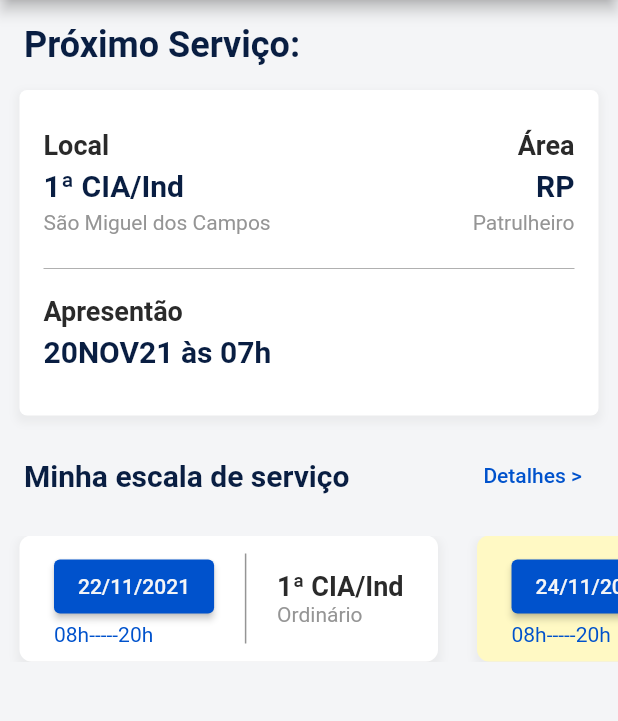
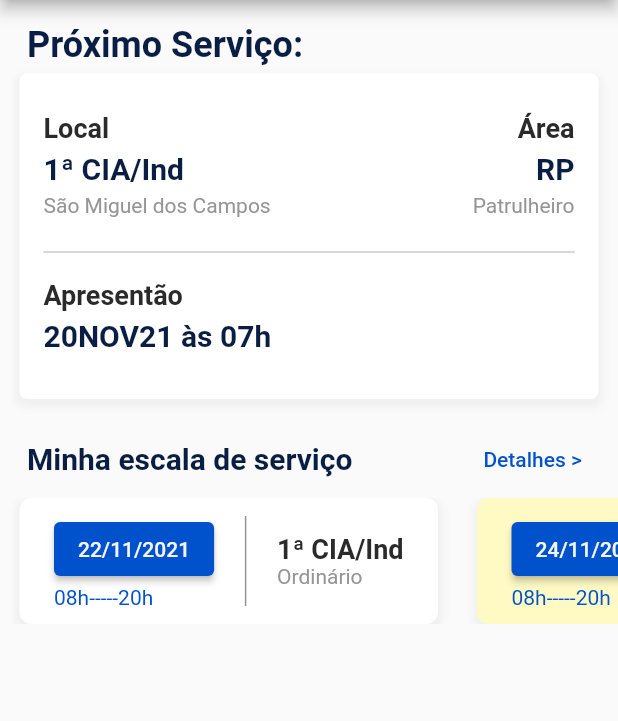
Before and after one commit to VictorCardoso22/PM6_flutter, a Flutter app: the screen it shows after launch, on a phone screen of 412 x 824 dp, the part 84-805 px from its top. Run offline on Flutter 3.47's test engine with Material 2 defaults, Android fonts, the phone set to English and light mode, and no system bars.

Commit message:
add responsividade

```diff
--- /dev/null
+++ b/aula_um/lib/home_screen_m.dart
@@ -0,0 +1,380 @@
+// ignore_for_file: prefer_const_constructors, prefer_const_literals_to_create_immutables, avoid_unnecessary_containers, sized_box_for_whitespace
+
+import 'package:aula_um/constants.dart';
+import 'package:flutter/material.dart';
+
+class HomeSreenM extends StatefulWidget {
+  const HomeSreenM({Key? key}) : super(key: key);
+
+  @override
+  _HomeSreenMState createState() => _HomeSreenMState();
+}
+
+class _HomeSreenMState extends State<HomeSreenM> {
+  @override
+  Widget build(BuildContext context) {
+    return Column(
+      crossAxisAlignment: CrossAxisAlignment.stretch,
+      mainAxisAlignment: MainAxisAlignment.start,
+      children: [
+        // TITULO
+        Container(
+          child: Text("Próximo Serviço:", style: kHeadingTextStyle1),
+          padding: EdgeInsets.only(
+            top: 16,
+            bottom: 5,
+            left: 18,
+            right: 16,
+          ),
+        ),
+
+        // BOX COM AS INFORMAÇÕES
+        Container(
+          decoration: BoxDecoration(
+            borderRadius: BorderRadius.all(
+              Radius.circular(5),
+            ),
+            color: Colors.white,
+            boxShadow: [
+              BoxShadow(
+                color: kShadowColor,
+                spreadRadius: 2,
+                blurRadius: 4,
+                offset: Offset(0, 3),
+              ),
+            ],
+          ),
+          padding: EdgeInsets.all(16),
+          margin: EdgeInsets.only(
+            left: 13,
+            right: 13,
+          ),
+          child: Column(
+            children: [
+              Row(
+                mainAxisAlignment: MainAxisAlignment.spaceBetween,
+                crossAxisAlignment: CrossAxisAlignment.start,
+                children: [
+                  Container(
+                    padding: const EdgeInsets.only(
+                      bottom: 10,
+                      top: 10,
+                    ),
+                    child: Column(
+                      mainAxisAlignment: MainAxisAlignment.start,
+                      crossAxisAlignment: CrossAxisAlignment.start,
+                      children: [
+                        Padding(
+                          padding: const EdgeInsets.only(
+                            bottom: 5,
+                          ),
+                          child: Text(
+                            "Local",
+                            style: kTitleTextStyle,
+                          ),
+                        ),
+                        Padding(
+                          padding: const EdgeInsets.only(
+                            bottom: 5,
+                          ),
+                          child: Text("1ª CIA/Ind",
+                              textAlign: TextAlign.left,
+                              style: kHeadingTextStyle2),
+                        ),
+                        Padding(
+                          padding: const EdgeInsets.only(
+                            bottom: 5,
+                          ),
+                          child: Text(
+                            "São Miguel dos Campos",
+                            textAlign: TextAlign.right,
+                            style: kSubTextStyle,
+                          ),
+                        ),
+                      ],
+                    ),
+                  ),
+                  Container(
+                    padding: const EdgeInsets.only(
+                      bottom: 10,
+                      top: 10,
+                    ),
+                    child: Column(
+                      mainAxisAlignment: MainAxisAlignment.start,
+                      crossAxisAlignment: CrossAxisAlignment.end,
+                      children: [
+                        Padding(
+                          padding: const EdgeInsets.only(
+                            bottom: 5,
+                          ),
+                          child: Text(
+                            "Área",
+                            style: kTitleTextStyle,
+                          ),
+                        ),
+                        Padding(
+                          padding: const EdgeInsets.only(
+                            bottom: 5,
+                          ),
+                          child: Text(
+                            "RP",
+                            textAlign: TextAlign.left,
+                            style: kHeadingTextStyle2,
+                          ),
+                        ),
+                        Padding(
+                          padding: const EdgeInsets.only(
+                            bottom: 5,
+                          ),
+                          child: Text(
+                            "Patrulheiro",
+                            textAlign: TextAlign.right,
+                            style: kSubTextStyle,
+                          ),
+                        ),
+                      ],
+                    ),
+                  ),
+                ],
+              ),
+              Divider(
+                thickness: 0.5,
+                color: kTextLightColor,
+              ),
+              Row(
+                mainAxisAlignment: MainAxisAlignment.spaceBetween,
+                crossAxisAlignment: CrossAxisAlignment.start,
+                children: [
+                  Container(
+                    padding: const EdgeInsets.only(
+                      bottom: 10,
+                      top: 10,
+                    ),
+                    child: Column(
+                      mainAxisAlignment: MainAxisAlignment.start,
+                      crossAxisAlignment: CrossAxisAlignment.start,
+                      children: [
+                        Padding(
+                          padding: const EdgeInsets.only(
+                            bottom: 5,
+                          ),
+                          child: Text(
+                            "Apresentão",
+                            style: kTitleTextStyle,
+                          ),
+                        ),
+                        Padding(
+                          padding: const EdgeInsets.only(
+                            bottom: 5,
+                          ),
+                          child: Text(
+                            "20NOV21 às 07h",
+                            textAlign: TextAlign.left,
+                            style: kHeadingTextStyle2,
+                          ),
+                        ),
+                      ],
+                    ),
+                  ),
+                ],
+              ),
+            ],
+          ),
+        ),
+
+        Container(
+          child: Row(
+            mainAxisAlignment: MainAxisAlignment.spaceBetween,
+            crossAxisAlignment: CrossAxisAlignment.center,
+            children: [
+              Text(
+                "Minha escala de serviço",
+                style: kHeadingTextStyle2,
+              ),
+              TextButton(
+                style: TextButton.styleFrom(
+                  primary: kPrimaryColor,
+                ),
+                onPressed: () {},
+                child: Text('Detalhes >'),
+              ),
+            ],
+          ),
+          padding: EdgeInsets.only(
+            top: 16,
+            bottom: 2,
+            left: 18,
+            right: 16,
+          ),
+        ),
+
+        SingleChildScrollView(
+          child: Container(
+            child: Column(
+              children: [
+                SingleChildScrollView(
+                  scrollDirection: Axis.horizontal,
+                  child: Row(
+                    children: [
+                      Container(
+                        decoration: BoxDecoration(
+                          borderRadius: BorderRadius.all(
+                            Radius.circular(8),
+                          ),
+                          color: Colors.white,
+                          boxShadow: [
+                            BoxShadow(
+                              color: kShadowColor,
+                              spreadRadius: 2,
+                              blurRadius: 4,
+                              offset: Offset(0, 3),
+                            ),
+                          ],
+                        ),
+                        padding: EdgeInsets.all(10),
+                        margin: EdgeInsets.only(
+                          left: 13,
+                          right: 13,
+                        ),
+                        child: Row(
+                          children: [
+                            Container(
+                              margin: EdgeInsets.only(
+                                left: 13,
+                                right: 13,
+                              ),
+                              child: Column(
+                                crossAxisAlignment: CrossAxisAlignment.start,
+                                mainAxisAlignment:
+                                    MainAxisAlignment.spaceBetween,
+                                children: [
+                                  ElevatedButton(
+                                    style: ElevatedButton.styleFrom(
+                                      primary: kPrimaryColor, // background
+                                      onPrimary: kBackgroundColor, // foreground
+                                    ),
+                                    onPressed: () {},
+                                    child: Text(
+                                      '22/11/2021',
+                                      // style: kTitleTextStyle,
+                                    ),
+                                  ),
+                                  Text(
+                                    '08h-----20h',
+                                    style: TextStyle(color: kPrimaryColor),
+                                  ),
+                                ],
+                              ),
+                            ),
+                            Container(
+                              height: 60,
+                              child: VerticalDivider(
+                                color: kTextLightColor,
+                                thickness: 1,
+                              ),
+                            ),
+                            Container(
+                              margin: EdgeInsets.only(
+                                left: 13,
+                                right: 13,
+                              ),
+                              child: Column(
+                                crossAxisAlignment: CrossAxisAlignment.start,
+                                children: [
+                                  Text(
+                                    "1ª CIA/Ind",
+                                    style: kTitleTextStyle,
+                                  ),
+                                  Text(
+                                    "Ordinário",
+                                    style: kSubTextStyle,
+                                  ),
+                                ],
+                              ),
+                            ),
+                          ],
+                        ),
+                      ),
+                      Container(
+                        decoration: BoxDecoration(
+                          borderRadius: BorderRadius.all(
+                            Radius.circular(8),
+                          ),
+                          color: Colors.yellow[100],
+                          boxShadow: [
+                            BoxShadow(
+                              color: kShadowColor,
+                              spreadRadius: 2,
+                              blurRadius: 4,
+                              offset: Offset(0, 3),
+                            ),
+                          ],
+                        ),
+                        padding: EdgeInsets.all(10),
+                        margin: EdgeInsets.only(
+                          left: 13,
+                          right: 13,
+                        ),
+                        child: Row(
+                          children: [
+                            Container(
+                              margin: EdgeInsets.only(
+                                left: 13,
+                                right: 13,
+                              ),
+                              child: Column(
+                                crossAxisAlignment: CrossAxisAlignment.start,
+                                children: [
+                                  ElevatedButton(
+                                    style: ElevatedButton.styleFrom(
+                                      primary: kPrimaryColor, // background
+                                      onPrimary: kBackgroundColor, // foreground
+                                    ),
+                                    onPressed: () {},
+                                    child: Text('24/11/2021'),
+                                  ),
+                                  Text('08h-----20h',
+                                      style: TextStyle(color: kPrimaryColor)),
+                                ],
+                              ),
+                            ),
+                            Container(
+                              height: 60,
+                              child: VerticalDivider(
+                                color: kTextLightColor,
+                                thickness: 1,
+                              ),
+                            ),
+                            Container(
+                              margin: EdgeInsets.only(
+                                left: 13,
+                                right: 13,
+                              ),
+                              child: Column(
+                                crossAxisAlignment: CrossAxisAlignment.start,
+                                children: [
+                                  Text(
+                                    "1ª CIA/Ind",
+                                    style: kTitleTextStyle,
+                                  ),
+                                  Text(
+                                    "Ordinário",
+                                    style: kSubTextStyle,
+                                  ),
+                                ],
+                              ),
+                            ),
+                          ],
+                        ),
+                      ),
+                    ],
+                  ),
+                ),
+              ],
+            ),
+          ),
+        )
+      ],
+    );
+  }
+}
--- a/aula_um/lib/main.dart
+++ b/aula_um/lib/main.dart
@@ -1,12 +1,13 @@
 // ignore_for_file: prefer_const_constructors, avoid_unnecessary_containers
 
-import 'package:aula_um/home_screen.dart';
+import 'package:aula_um/responsividade.dart';
 import 'package:flutter/material.dart';
 
 void main() {
   runApp(MaterialApp(
     title: 'Tela 01',
-    home: HomeScreen(),
+    // home: HomeScreen(),
+    home: Responsividade(),
     debugShowCheckedModeBanner: false,
   ));
 }
--- /dev/null
+++ b/aula_um/lib/responsividade.dart
@@ -0,0 +1,47 @@
+// ignore_for_file: prefer_const_constructors, prefer_const_literals_to_create_immutables, avoid_unnecessary_containers, sized_box_for_whitespace
+
+import 'package:aula_um/constants.dart';
+import 'package:aula_um/home_screen_m.dart';
+import 'package:flutter/material.dart';
+import 'package:flutter/rendering.dart';
+
+class Responsividade extends StatefulWidget {
+  const Responsividade({Key? key}) : super(key: key);
+
+  @override
+  _ResponsividadeState createState() => _ResponsividadeState();
+}
+
+class _ResponsividadeState extends State<Responsividade> {
+  @override
+  Widget build(BuildContext context) {
+    var largura = MediaQuery.of(context).size.width;
+    var altura = MediaQuery.of(context).size.height;
+    var alturaBarraStatus = MediaQuery.of(context).padding.top;
+    var alturaAppBar = AppBar().preferredSize.height;
+    return Scaffold(
+      appBar: AppBar(
+        title: Row(
+          crossAxisAlignment: CrossAxisAlignment.center,
+          mainAxisAlignment: MainAxisAlignment.center,
+          children: [
+            Text("Escala de Serviço"),
+          ],
+        ),
+        backgroundColor: kPrimaryColor,
+      ),
+      body: SafeArea(
+        child: LayoutBuilder(builder: (context, constraint) {
+          var larguratela = constraint.maxWidth;
+          if (larguratela < 600) {
+            return HomeSreenM();
+          } else if (larguratela < 960) {
+            return Text("Celular e tabletes");
+          } else {
+            return Text("Computadores");
+          }
+        }),
+      ),
+    );
+  }
+}
```
